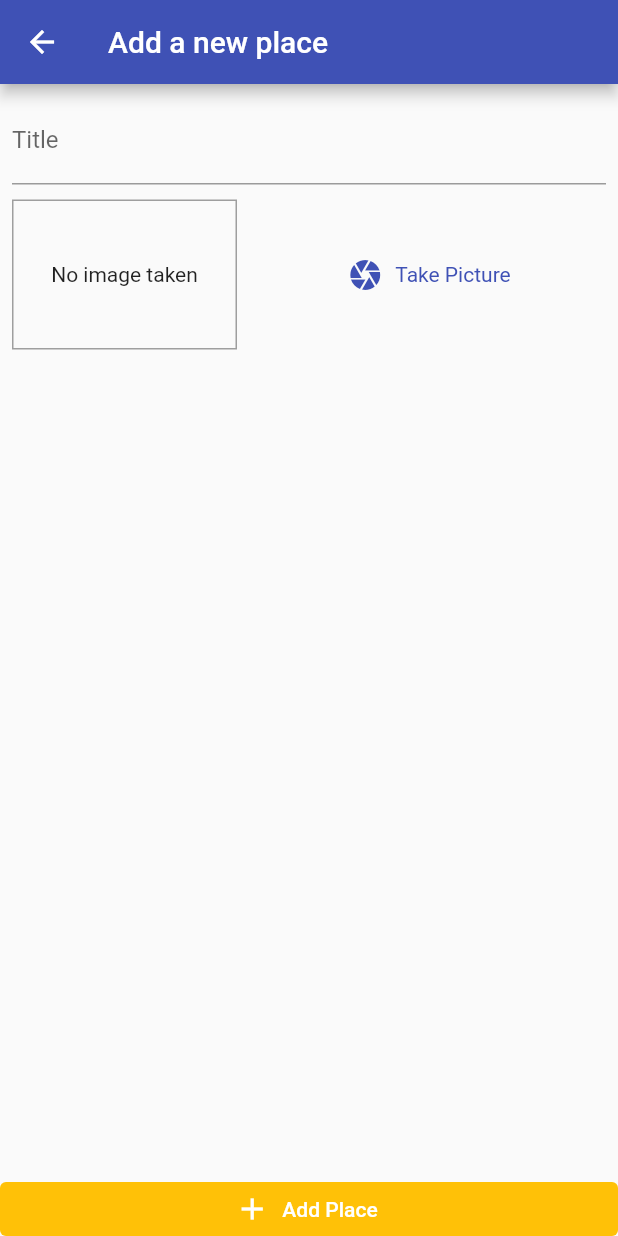
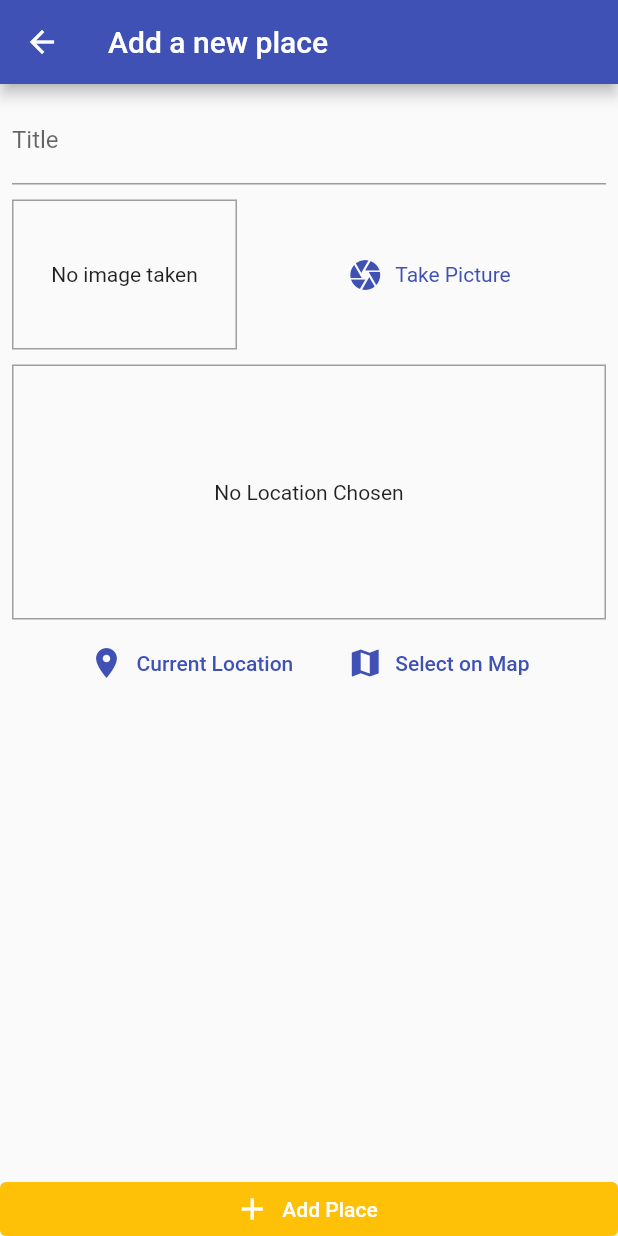
Before and after one commit to Gabones/GreatPlaces, a Flutter app: the AddPlaceScreen screen opened by its route, on a phone screen of 412 x 824 dp. Run offline on Flutter 3.47's test engine with Material 2 defaults, Android fonts, the phone set to English and light mode, and no system bars; our stand-ins replace image_picker, location, sqflite; accounts and stored records are empty.

Commit message:
printing location

```diff
--- a/lib/screens/add_place_screen.dart
+++ b/lib/screens/add_place_screen.dart
@@ -4,6 +4,7 @@ import 'package:flutter/material.dart';
 import 'package:provider/provider.dart';
 
 import '../widgets/image_input.dart';
+import '../widgets/location_input.dart';
 import '../providers/great_places.dart';
 
 class AddPlaceScreen extends StatefulWidget {
@@ -52,7 +53,9 @@ class _AddPlaceScreenState extends State<AddPlaceScreen> {
                       controller: _titleController,
                     ),
                     SizedBox(height: 10),
-                    ImageInput(_selectImage)
+                    ImageInput(_selectImage),
+                    SizedBox(height: 10),
+                    LocationInput(),
                   ],
                 ),
               ),
--- /dev/null
+++ b/lib/widgets/location_input.dart
@@ -0,0 +1,59 @@
+import 'package:flutter/material.dart';
+
+import 'package:location/location.dart';
+
+class LocationInput extends StatefulWidget {
+  const LocationInput({Key? key}) : super(key: key);
+
+  @override
+  _LocationInputState createState() => _LocationInputState();
+}
+
+class _LocationInputState extends State<LocationInput> {
+  String? _previewImageUrl;
+
+  Future<void> _getCurrentUserLocation() async {
+    final locData = await Location().getLocation();
+    print(locData.latitude);
+    print(locData.longitude);
+  }
+
+  @override
+  Widget build(BuildContext context) {
+    return Column(
+      children: [
+        Container(
+          height: 170,
+          width: double.infinity,
+          decoration: BoxDecoration(border: Border.all(width: 1, color: Colors.grey)),
+          child: _previewImageUrl == null
+              ? Center(
+                  child: Text('No Location Chosen'),
+                )
+              : Image.network(
+                  _previewImageUrl!,
+                  fit: BoxFit.cover,
+                  width: double.infinity,
+                ),
+        ),
+        SizedBox(height: 5),
+        Row(
+          mainAxisAlignment: MainAxisAlignment.center,
+          children: [
+            TextButton.icon(
+              icon: Icon(Icons.location_on),
+              label: Text('Current Location'),
+              onPressed: _getCurrentUserLocation,
+            ),
+            SizedBox(width: 20),
+            TextButton.icon(
+              icon: Icon(Icons.map),
+              label: Text('Select on Map'),
+              onPressed: () {},
+            )
+          ],
+        )
+      ],
+    );
+  }
+}
--- a/pubspec.yaml
+++ b/pubspec.yaml
@@ -33,6 +33,7 @@ dependencies:
   path_provider: ^2.0.2
   path: ^1.8.0
   sqflite: ^2.0.0+4
+  location: ^4.3.0
 
 dev_dependencies:
   flutter_test:
```
Also changed, not shown: pubspec.lock, 1 other file.
